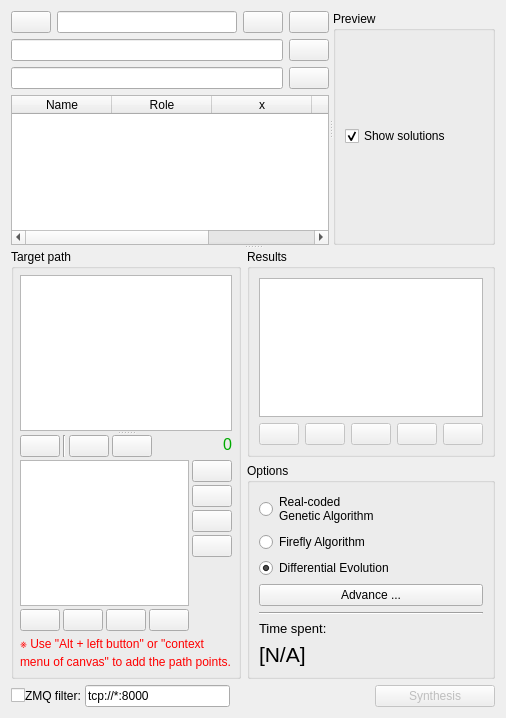
Before: the Qt Designer form core/synthesis/DimensionalSynthesis/Algorithm.ui in KmolYuan/Pyslvs-UI, drawn with Qt 5.
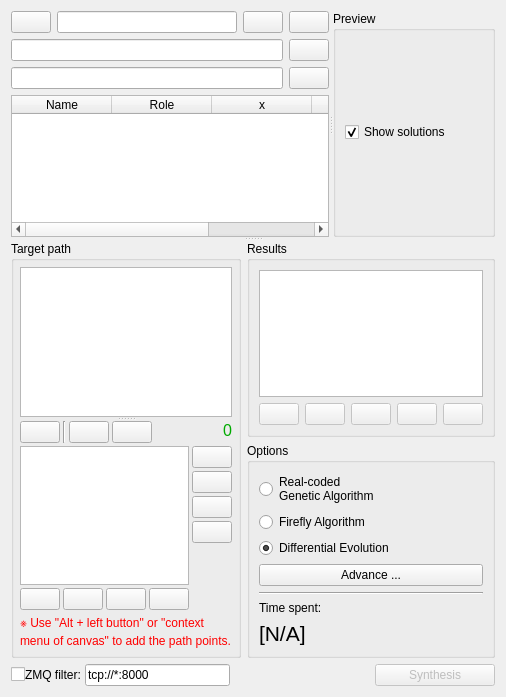
After: the same form once the commit is applied. Icons and pictures are not drawn.

What changed in the file:
```diff
--- a/core/synthesis/DimensionalSynthesis/Algorithm.ui
+++ b/core/synthesis/DimensionalSynthesis/Algorithm.ui
@@ -6,8 +6,8 @@
    <rect>
     <x>0</x>
     <y>0</y>
-    <width>501</width>
-    <height>718</height>
+    <width>494</width>
+    <height>697</height>
    </rect>
   </property>
   <property name="windowIcon">
@@ -617,7 +617,7 @@
             <item>
              <widget class="QLabel" name="label_7">
               <property name="text">
-               <string>&lt;html&gt;&lt;head/&gt;&lt;body&gt;&lt;p&gt;&lt;span style=&quot; font-size:10pt;&quot;&gt;Time spent: &lt;/span&gt;&lt;/p&gt;&lt;/body&gt;&lt;/html&gt;</string>
+               <string>Time spent:</string>
               </property>
              </widget>
             </item>
```
